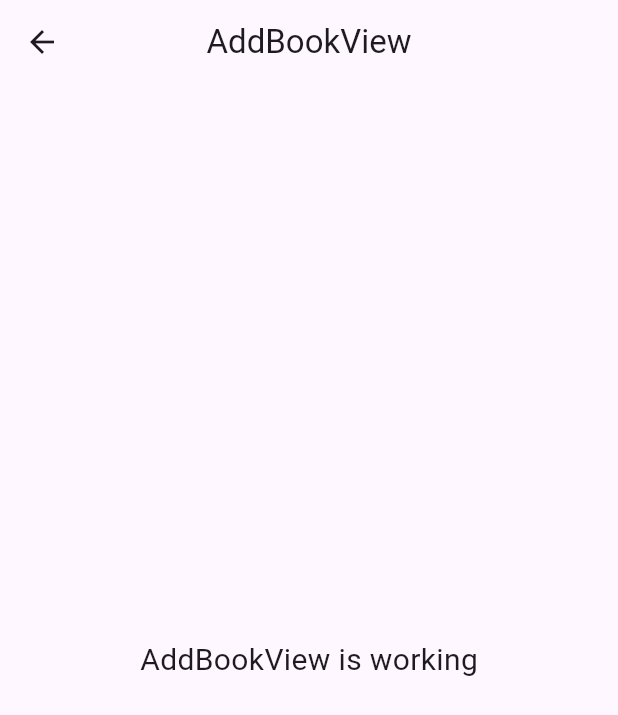
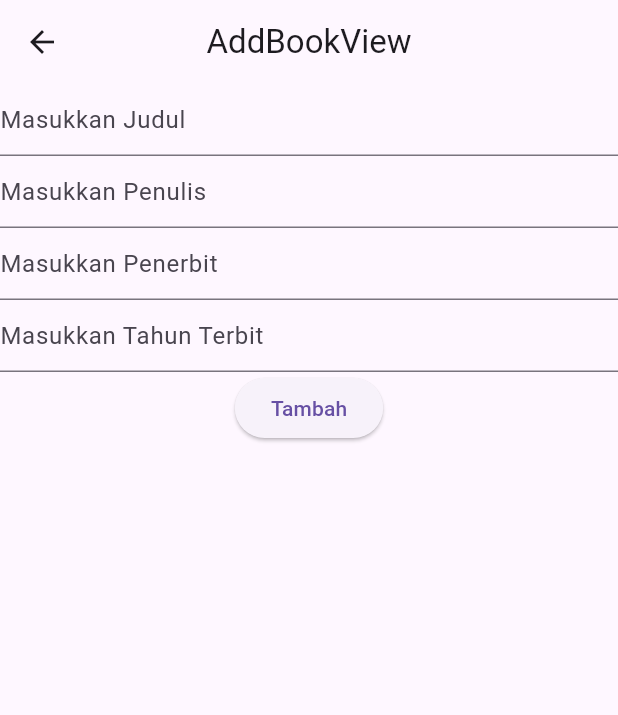
Before and after one commit to kaveindaa/petugas_perpustakaan_kelas_b, a Flutter app: the BookView screen opened by its route, after a tap on the "add" icon, on a phone screen of 412 x 824 dp. Shown: the top 715 px of the screen. Run offline on Flutter 3.47's test engine with Material 3 defaults, Android fonts, the phone set to English and light mode, and no system bars; our stand-ins replace dio, get, get_storage, pretty_dio_logger; accounts and stored records are empty; network calls fail.

```diff
--- a/lib/app/modules/add_book/controllers/add_book_controller.dart
+++ b/lib/app/modules/add_book/controllers/add_book_controller.dart
@@ -1,6 +1,21 @@
+import 'package:dio/dio.dart';
+import 'package:flutter/cupertino.dart';
+import 'package:flutter/material.dart';
 import 'package:get/get.dart';
+import 'package:petugas_perpustakaan_kelas_b/app/modules/book/controllers/book_controller.dart';
+
+import '../../../data/constant/endpoint.dart';
+import '../../../data/provider/api_provider.dart';
 
 class AddBookController extends GetxController {
+  final loading = false.obs;
+  final GlobalKey<FormState> formKey = GlobalKey<FormState>();
+  final TextEditingController judulController = TextEditingController();
+  final TextEditingController penulisController = TextEditingController();
+  final TextEditingController penerbitController = TextEditingController();
+  final TextEditingController tahunTerbitController = TextEditingController();
+  final BookController bookController = Get.put(BookController());
+
   //TODO: Implement AddBookController
 
   final count = 0.obs;
@@ -19,5 +34,39 @@ class AddBookController extends GetxController {
     super.onClose();
   }
 
-  void increment() => count.value++;
-}
+  post() async{
+      loading(true);
+      try{
+        FocusScope.of(Get.context!).unfocus();
+        formKey.currentState?.save();
+        if(formKey.currentState!.validate()){
+          final response = await ApiProvider.instance().post(Endpoint.book,
+          data: {
+            "judul": judulController.text.toString(),
+            "penulis": penulisController.text.toString(),
+            "penerbit": penerbitController.text.toString(),
+            "tahun_terbit": int.parse(tahunTerbitController.text.toString())
+          }
+          );
+          if(response.statusCode == 201){
+            bookController.getData();
+            Get.back();
+          }else{
+            Get.snackbar("Sorry", "Login Gagal", backgroundColor: Colors.orange);
+          }
+        }loading(false);
+      }on DioException catch (e){
+        loading(false);
+        if(e.response != null){
+          if(e.response?.data != null){
+            Get.snackbar("Sorry", "${e.response?.data['message']}", backgroundColor: Colors.orange);
+          }
+        }else{
+          Get.snackbar("Sorry", e.message ?? "", backgroundColor: Colors.red);
+        }
+      }catch (e) {loading(false);
+      Get.snackbar("Error", e.toString(), backgroundColor: Colors.red);
+      }
+    }
+
+  }
--- a/lib/app/modules/add_book/views/add_book_view.dart
+++ b/lib/app/modules/add_book/views/add_book_view.dart
@@ -13,12 +13,58 @@ class AddBookView extends GetView<AddBookController> {
         title: const Text('AddBookView'),
         centerTitle: true,
       ),
-      body: const Center(
-        child: Text(
-          'AddBookView is working',
-          style: TextStyle(fontSize: 20),
+        body: Center(
+          child: Form(
+              key: controller.formKey,
+              child: Column(
+                children: [
+                  TextFormField(
+                      controller: controller.judulController,
+                      decoration: InputDecoration(hintText: "Masukkan Judul"),
+                      validator: (value){
+                        if (value!.length <5){
+                          return "Judul tidak boleh kosong";
+                        }
+                        return null;
+                      }
+                  ),TextFormField(
+                      controller: controller.penulisController,
+                      decoration: InputDecoration(hintText: "Masukkan Penulis"),
+                      validator: (value){
+                        if (value!.length <5){
+                          return "Penulis tidak boleh kosong";
+                        }
+                        return null;
+                      }
+                  ),TextFormField(
+                      controller: controller.penerbitController,
+                      decoration: InputDecoration(hintText: "Masukkan Penerbit"),
+                      validator: (value){
+                        if (value!.length <5){
+                          return "Penerbit tidak boleh kosong";
+                        }
+                        return null;
+                      }
+                  ),TextFormField(
+                      controller: controller.tahunTerbitController,
+                      decoration: InputDecoration(hintText: "Masukkan Tahun Terbit"),
+                      validator: (value){
+                        if (value!.length <2){
+                          return "Tahun terbit tidak boleh kosong";
+                        }
+                        return null;
+                      }
+                  ),
+                  Obx(() => controller.loading.value?
+                  CircularProgressIndicator():
+                  ElevatedButton(onPressed: (){
+                    controller.post();
+                  }, child: Text("Tambah"))
+                  )
+                ],
+              )
+          ),
         ),
-      ),
     );
   }
 }
--- a/lib/app/modules/book/controllers/book_controller.dart
+++ b/lib/app/modules/book/controllers/book_controller.dart
@@ -1,12 +1,18 @@
+import 'package:dio/dio.dart';
+import 'package:flutter/material.dart';
 import 'package:get/get.dart';
+import 'package:petugas_perpustakaan_kelas_b/app/data/model/response_book.dart';
 
-class BookController extends GetxController {
+import '../../../data/constant/endpoint.dart';
+import '../../../data/provider/api_provider.dart';
+
+class BookController extends GetxController with StateMixin<List<DataBook>> {
   //TODO: Implement BookController
 
-  final count = 0.obs;
   @override
   void onInit() {
     super.onInit();
+    getData();
   }
 
   @override
@@ -19,5 +25,30 @@ class BookController extends GetxController {
     super.onClose();
   }
 
-  void increment() => count.value++;
+  Future<void> getData() async {
+    change(null, status: RxStatus.loading());
+    try {
+      final response = await ApiProvider.instance().get(Endpoint.book);
+      if (response.statusCode == 200) {
+        final ResponseBook responseBook = ResponseBook.fromJson(response.data);
+        if (responseBook.data!.isEmpty) {
+          change(null, status: RxStatus.empty());
+        } else {
+          change(responseBook.data, status: RxStatus.success());
+        }
+      } else {
+        change(null, status: RxStatus.error("Gagal mengambil data"));
+      }
+    } on DioException catch (e) {
+      if (e.response != null) {
+        if (e.response?.data != null) {
+          change(null, status: RxStatus.error("${e.response?.data['message']}"));
+        }
+      } else {
+        change(null, status: RxStatus.error(e.message ?? ""));
+      }
+    } catch (e) {
+      change(null, status: RxStatus.error(e.toString()));
+    }
+  }
 }
--- a/lib/app/modules/book/views/book_view.dart
+++ b/lib/app/modules/book/views/book_view.dart
@@ -14,15 +14,21 @@ class BookView extends GetView<BookController> {
           title: const Text('BookView'),
           centerTitle: true,
         ),
-      floatingActionButton: FloatingActionButton(onPressed: ()=> Get.toNamed(Routes.ADD_BOOK),
+        floatingActionButton: FloatingActionButton(
+          onPressed: () => Get.toNamed(Routes.ADD_BOOK),
           child: Icon(Icons.add),
         ),
-      body: const Center(
-        child: Text(
-          'BookView is working',
-          style: TextStyle(fontSize: 20),
-        ),
-      ),
+        body: controller.obx((state) => ListView.separated(
+              itemCount: state!.length,
+              itemBuilder: (context, index) {
+                return ListTile(
+                  title: Text("${state[index].judul}"),
+                  subtitle: Text("Penulis ${state[index].penulis}"),
                 );
+              },
+              separatorBuilder: (context, index) {
+                return Divider();
+              },
+            )));
   }
 }
```
Also changed, not shown: lib/app/data/model/response_book.dart (+5 -5 lines), lib/app/data/model/response_login.dart (+5 -5 lines), lib/app/data/model/response_pinjam.dart (+5 -5 lines), lib/app/modules/peminjaman/controllers/peminjaman_controller.dart (+33 -2 lines), lib/app/modules/peminjaman/views/peminjaman_view.dart (+16 -10 lines). Lines whose indentation alone changed are shown as unchanged.
